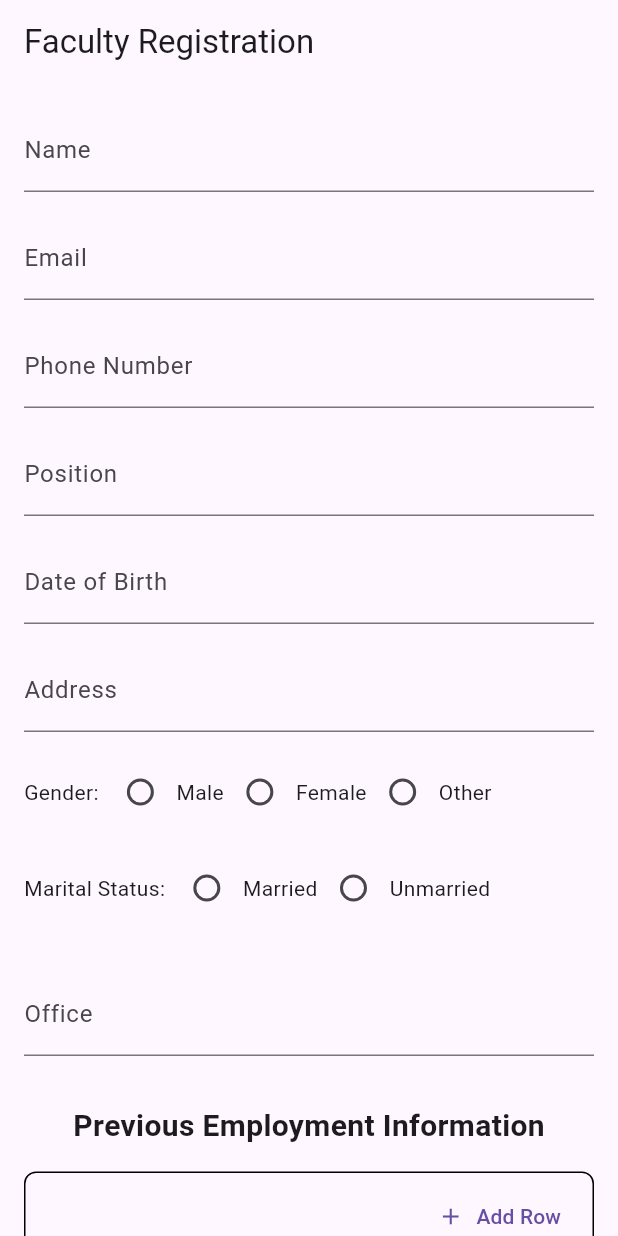
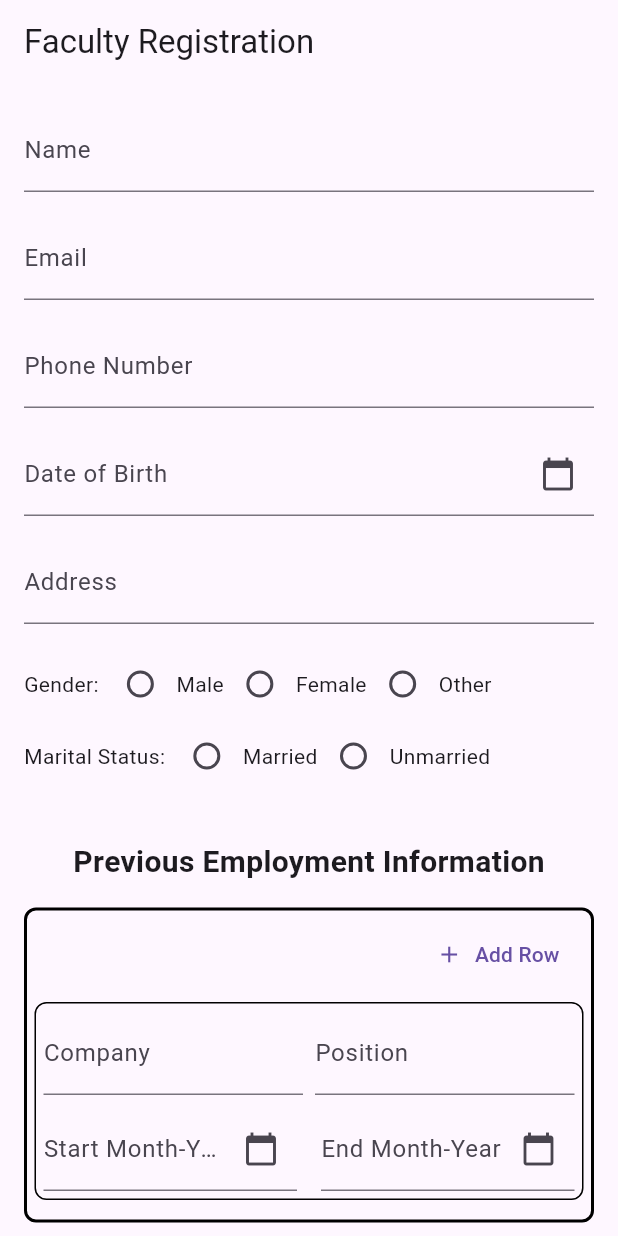
Before and after one commit to madhavIT021/testrru1, a Flutter app: the screen it shows after launch, on a phone screen of 412 x 824 dp. Run offline on Flutter 3.47's test engine with Material 3 defaults, Android fonts, the light colour scheme and no system bars; our stand-ins replace cloud_firestore, firebase_auth, firebase_core; accounts and stored records are empty.

Commit message:
better decoration is done.

```diff
--- a/lib/auth.dart
+++ b/lib/auth.dart
@@ -5,7 +5,7 @@ import 'package:cloud_firestore/cloud_firestore.dart';
 import 'package:testrru1/database.dart';
 import 'dart:io';
 
-import 'package:testrru1/user.dart';
+import 'package:testrru1/models/user.dart';
 
 class Authservice {
   final FirebaseAuth _auth = FirebaseAuth.instance;
--- a/lib/exp_facultydata.dart
+++ b/lib/exp_facultydata.dart
@@ -1,5 +1,4 @@
-// table_row_widget.dart
-import 'package:flutter/material.dart';
+
 
 
 class EmploymentInfo {
--- a/lib/faculty_profile_page.dart
+++ b/lib/faculty_profile_page.dart
@@ -1,7 +1,7 @@
 import 'package:flutter/material.dart';
 import 'package:testrru1/auth.dart';
 import 'package:testrru1/exp_facultydata.dart';
-import 'dart:convert';
+import 'package:intl/intl.dart';
 
 class FacultyRegistration extends StatefulWidget {
   @override
@@ -20,12 +20,9 @@ class _FacultyRegistrationState extends State<FacultyRegistration> {
   final TextEditingController _nameController = TextEditingController();
   final TextEditingController _emailController = TextEditingController();
   final TextEditingController _phoneController = TextEditingController();
-  final TextEditingController _positionController = TextEditingController();
-  final TextEditingController _officeController = TextEditingController();
   final TextEditingController _dobController = TextEditingController();
   final TextEditingController _addressController = TextEditingController();
-  final TextEditingController _husbandFatherController =
-      TextEditingController();
+  final TextEditingController _husbandFatherController = TextEditingController();
 
   // Radio button values
   String? _gender;
@@ -58,7 +55,6 @@ class _FacultyRegistrationState extends State<FacultyRegistration> {
         'name': _nameController.text,
         'email': _emailController.text,
         'phone': _phoneController.text,
-        'position': _positionController.text,
         'dob': _dobController.text,
         'address': _addressController.text,
         'gender': _gender,
@@ -82,7 +78,6 @@ class _FacultyRegistrationState extends State<FacultyRegistration> {
         _nameController.clear();
         _emailController.clear();
         _phoneController.clear();
-        _positionController.clear();
         _dobController.clear();
         _addressController.clear();
         _husbandFatherController.clear();
@@ -120,20 +115,27 @@ class _FacultyRegistrationState extends State<FacultyRegistration> {
   }
 
   Future<void> _selectDate(int index, bool isStartDate) async {
+    DateTime now = DateTime.now();
+    DateTime initialDate = DateTime(now.year, now.month - 1);
+
     DateTime? picked = await showDatePicker(
       context: context,
-      initialDate: DateTime.now(),
+      initialDate: initialDate,
       firstDate: DateTime(1900),
-      lastDate: DateTime(2101),
+      lastDate: initialDate,
     );
-    if (picked != null) {
+    if (picked != null && picked.isBefore(DateTime(now.year, now.month))) {
       setState(() {
         if (isStartDate) {
-          _employmentList[index].startMonthYear =
-              '${picked.month}-${picked.year}';
+          _employmentList[index].startMonthYear = DateFormat('MM/yyyy').format(picked);
+          _employmentList[index].endMonthYear = '';
         } else {
-          _employmentList[index].endMonthYear =
-              '${picked.month}-${picked.year}';
+          DateTime startDate = DateFormat('MM/yyyy').parse(_employmentList[index].startMonthYear);
+          if (picked.isAfter(startDate)) {
+            _employmentList[index].endMonthYear = DateFormat('MM/yyyy').format(picked);
+          } else {
+            _showMessage('End month must be after start month');
+          }
         }
       });
     }
@@ -190,22 +192,28 @@ class _FacultyRegistrationState extends State<FacultyRegistration> {
                 },
               ),
               SizedBox(height: 16.0),
-              // Position
-              TextFormField(
-                controller: _positionController,
-                decoration: InputDecoration(labelText: 'Position'),
-                validator: (value) {
-                  if (value == null || value.isEmpty) {
-                    return 'Please enter your position';
-                  }
-                  return null;
-                },
-              ),
-              SizedBox(height: 16.0),
               // Date of Birth
               TextFormField(
                 controller: _dobController,
-                decoration: InputDecoration(labelText: 'Date of Birth'),
+                readOnly: true,
+                decoration: InputDecoration(
+                  labelText: 'Date of Birth',
+                  suffixIcon: Icon(Icons.calendar_today),
+                ),
+                onTap: () async {
+                  DateTime? pickedDate = await showDatePicker(
+                    context: context,
+                    initialDate: DateTime.now(),
+                    firstDate: DateTime(1900),
+                    lastDate: DateTime(2101),
+                  );
+
+                  if (pickedDate != null) {
+                    setState(() {
+                      _dobController.text = DateFormat('dd/MM/yyyy').format(pickedDate);
+                    });
+                  }
+                },
                 validator: (value) {
                   if (value == null || value.isEmpty) {
                     return 'Please enter your date of birth';
@@ -213,6 +221,7 @@ class _FacultyRegistrationState extends State<FacultyRegistration> {
                   return null;
                 },
               ),
+
               SizedBox(height: 16.0),
               // Address
               TextFormField(
@@ -262,7 +271,7 @@ class _FacultyRegistrationState extends State<FacultyRegistration> {
                   Text('Other'),
                 ],
               ),
-              SizedBox(height: 16.0),
+              // SizedBox(height: 2.0),
               // Marital Status
               Row(
                 children: <Widget>[
@@ -289,7 +298,7 @@ class _FacultyRegistrationState extends State<FacultyRegistration> {
                   Text('Unmarried'),
                 ],
               ),
-              SizedBox(height: 16.0),
+              // SizedBox(height: 16.0),
               // Husband/Father Name (Conditional)
               if (_gender == 'Female')
                 TextFormField(
@@ -298,18 +307,6 @@ class _FacultyRegistrationState extends State<FacultyRegistration> {
                   validator: (value) {
                     if (value == null || value.isEmpty) {
                       return 'Please enter Husband/Father Name';
-                    }
-                    return null;
-                  },
-                ),
-              SizedBox(height: 16.0),
-              // Office
-              TextFormField(
-                controller: _officeController,
-                decoration: InputDecoration(labelText: 'Office'),
-                validator: (value) {
-                  if (value == null || value.isEmpty) {
-                    return 'Please enter your office';
                     }
                     return null;
                   },
@@ -330,7 +327,7 @@ class _FacultyRegistrationState extends State<FacultyRegistration> {
                 decoration: BoxDecoration(
                   border: Border.all(
                     color: Colors.black,
-                    width: 1.0,
+                    width: 2.0,
                   ),
                   borderRadius: BorderRadius.circular(8.0),
                 ),
@@ -347,6 +344,15 @@ class _FacultyRegistrationState extends State<FacultyRegistration> {
                     for (int i = 0; i < _employmentList.length; i++)
                       Padding(
                         padding: const EdgeInsets.symmetric(vertical: 8.0),
+                        child: Container(
+                          decoration: BoxDecoration(
+                            border: Border.all(
+                              color: Colors.black,
+                              width: 1.0,
+                            ),
+                            borderRadius: BorderRadius.circular(8.0),
+                          ),
+                          padding: EdgeInsets.all(5),
                           child: Column(
                             children: [
                               Row(
@@ -358,6 +364,12 @@ class _FacultyRegistrationState extends State<FacultyRegistration> {
                                         setState(() {
                                           _employmentList[i].company = value;
                                         });
+                                      },
+                                      validator: (value) {
+                                        if (value == null || value.isEmpty) {
+                                          return 'Please enter Company Name';
+                                        }
+                                        return null;
                                       },
                                       decoration: InputDecoration(labelText: 'Company'),
                                     ),
@@ -371,8 +383,13 @@ class _FacultyRegistrationState extends State<FacultyRegistration> {
                                           _employmentList[i].position = value;
                                         });
                                       },
-                                    decoration:
-                                    InputDecoration(labelText: 'Position'),
+                                      validator: (value) {
+                                        if (value == null || value.isEmpty) {
+                                          return 'Please enter position';
+                                        }
+                                        return null;
+                                      },
+                                      decoration: InputDecoration(labelText: 'Position'),
                                     ),
                                   ),
                                 ],
@@ -390,6 +407,12 @@ class _FacultyRegistrationState extends State<FacultyRegistration> {
                                         labelText: 'Start Month-Year',
                                         suffixIcon: Icon(Icons.calendar_today),
                                       ),
+                                      validator: (value) {
+                                        if (value == null || value.isEmpty) {
+                                          return 'Select Satart Month-Year';
+                                        }
+                                        return null;
+                                      },
                                     ),
                                   ),
                                   SizedBox(width: 16.0),
@@ -403,6 +426,12 @@ class _FacultyRegistrationState extends State<FacultyRegistration> {
                                         labelText: 'End Month-Year',
                                         suffixIcon: Icon(Icons.calendar_today),
                                       ),
+                                      validator: (value) {
+                                        if (value == null || value.isEmpty) {
+                                          return 'Select End Month-Year';
+                                        }
+                                        return null;
+                                      },
                                     ),
                                   ),
                                   if (i > 0)
@@ -413,6 +442,7 @@ class _FacultyRegistrationState extends State<FacultyRegistration> {
                                 ],
                               ),
                             ],
+                          ),
                         ),
                       ),
                   ],
```
Also changed, not shown: lib/models/user.dart (renamed from lib/user.dart). Lines whose indentation alone changed are shown as unchanged.
